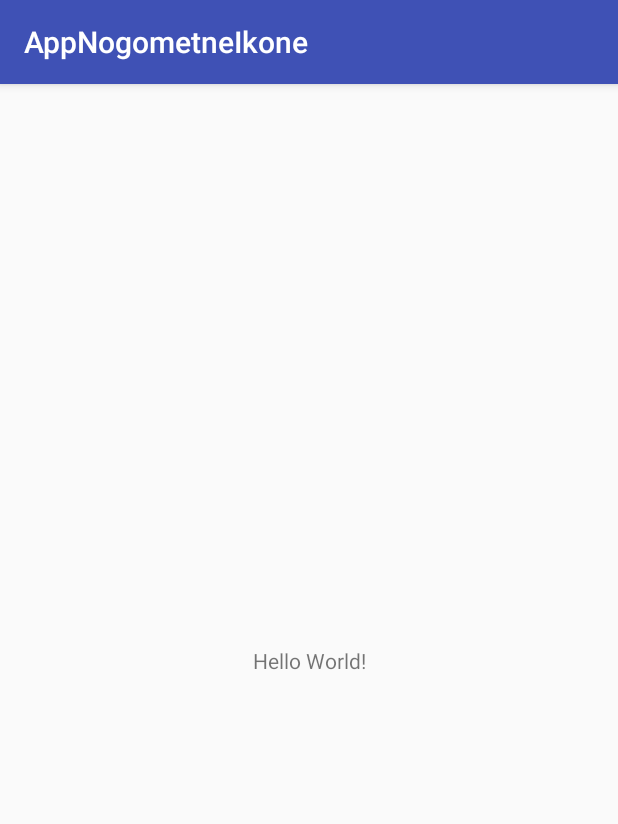
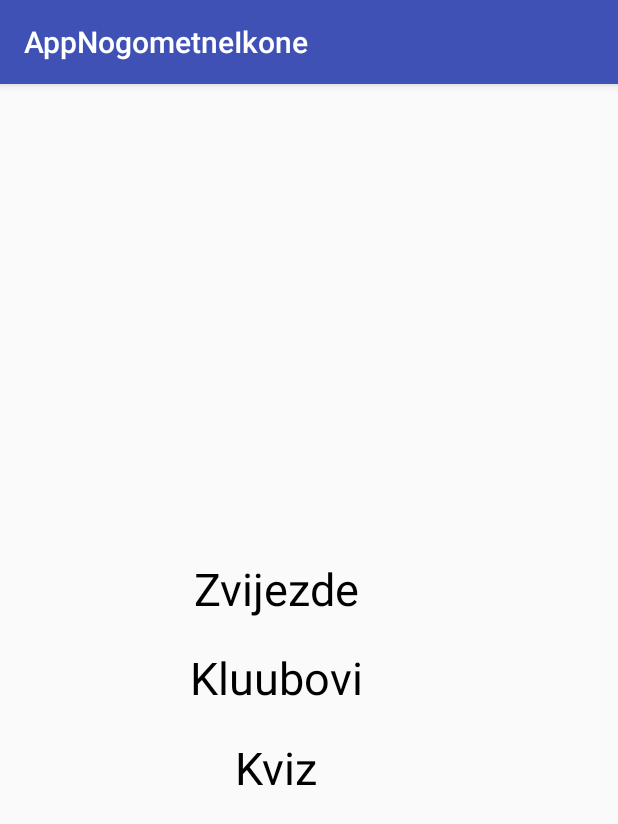
Before and after one commit to bajunko/AppNogometneIkone, an Android app: the screen it shows after launch (MainActivity), on a phone screen of 412 x 824 dp. Shown: the top 824 px of the screen. Run offline under Robolectric (Android 15) with nearby library versions, the phone set to English and light mode, and no system bars.

Commit message:
Dodan a su tri TextView i na jedan od njih onClick metoda

```diff
--- a/app/src/main/java/com/bajunko/appnogometneikone/MainActivity.java
+++ b/app/src/main/java/com/bajunko/appnogometneikone/MainActivity.java
@@ -1,13 +1,24 @@
 package com.bajunko.appnogometneikone;
 
+import android.os.Bundle;
 import android.support.v7.app.AppCompatActivity;
-import android.os.Bundle;
+import android.util.Log;
+import android.view.View;
+import android.widget.TextView;
 
 public class MainActivity extends AppCompatActivity {
+
+    public void onZvijezde(View view){
+
+        TextView zvijezde = (TextView) findViewById(R.id.textViewZvijezde);
+        Log.i("Tu sam", "Kliknu sam na Zvijezde");
+    }
 
     @Override
     protected void onCreate(Bundle savedInstanceState) {
         super.onCreate(savedInstanceState);
         setContentView(R.layout.activity_main);
+
+
     }
 }
--- a/app/src/main/res/layout/activity_main.xml
+++ b/app/src/main/res/layout/activity_main.xml
@@ -6,13 +6,50 @@
     android:layout_height="match_parent"
     tools:context="com.bajunko.appnogometneikone.MainActivity">
 
-    <TextView
-        android:layout_width="wrap_content"
-        android:layout_height="wrap_content"
-        android:text="Hello World!"
-        app:layout_constraintBottom_toBottomOf="parent"
-        app:layout_constraintLeft_toLeftOf="parent"
-        app:layout_constraintRight_toRightOf="parent"
-        app:layout_constraintTop_toTopOf="parent" />
+    <RelativeLayout
+        android:id="@+id/idR"
+        android:layout_width="368dp"
+        android:layout_height="495dp"
+        tools:layout_editor_absoluteX="8dp"
+        tools:layout_editor_absoluteY="8dp">
 
+        <TextView
+            android:id="@+id/textView4"
+            android:layout_width="match_parent"
+            android:layout_height="60dp"
+            android:layout_alignParentBottom="true"
+            android:layout_alignParentLeft="true"
+            android:layout_alignParentStart="true"
+            android:text="Kviz"
+            android:textColor="@android:color/background_dark"
+            android:textAlignment="center"
+            android:textSize="30sp" />
+
+        <TextView
+            android:id="@+id/textView3"
+            android:layout_width="match_parent"
+            android:layout_height="60dp"
+            android:layout_above="@+id/textView4"
+            android:layout_alignParentLeft="true"
+            android:layout_alignParentStart="true"
+            android:text="Kluubovi"
+            android:textColor="@android:color/background_dark"
+            android:textAlignment="center"
+            android:textSize="30sp" />
+
+        <TextView
+            android:id="@+id/textViewZvijezde"
+            android:layout_width="match_parent"
+            android:layout_height="60dp"
+            android:layout_above="@+id/textView4"
+            android:layout_alignParentLeft="true"
+            android:layout_alignParentStart="true"
+            android:layout_marginBottom="59dp"
+            android:clickable="true"
+            android:onClick="onZvijezde"
+            android:text="Zvijezde"
+            android:textAlignment="center"
+            android:textColor="@android:color/background_dark"
+            android:textSize="30sp" />
+    </RelativeLayout>
 </android.support.constraint.ConstraintLayout>
```
